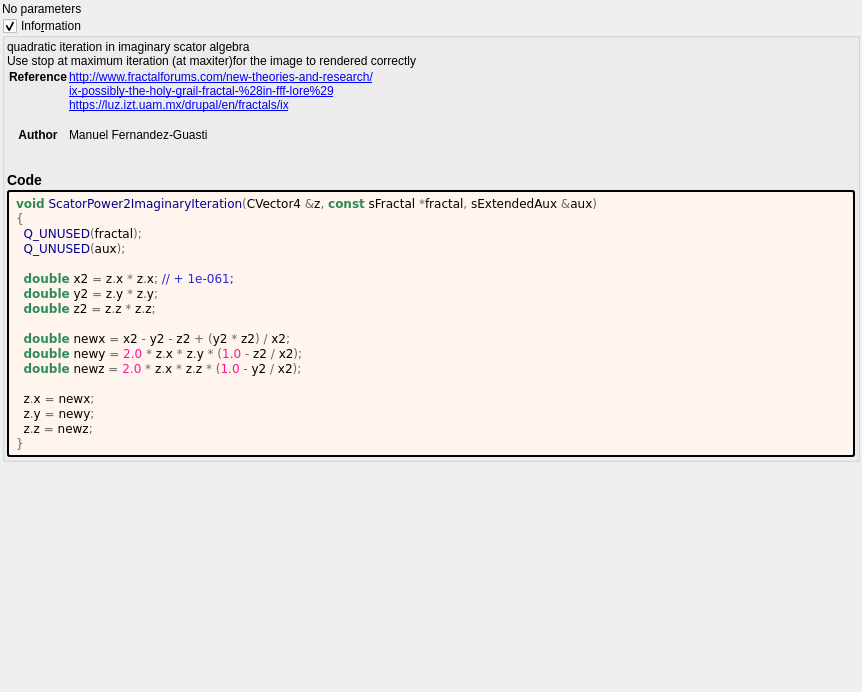
Old version of the form mandelbulber2/formula/ui/scator_power2_imaginary.ui in the repository buddhi1980/mandelbulber2.
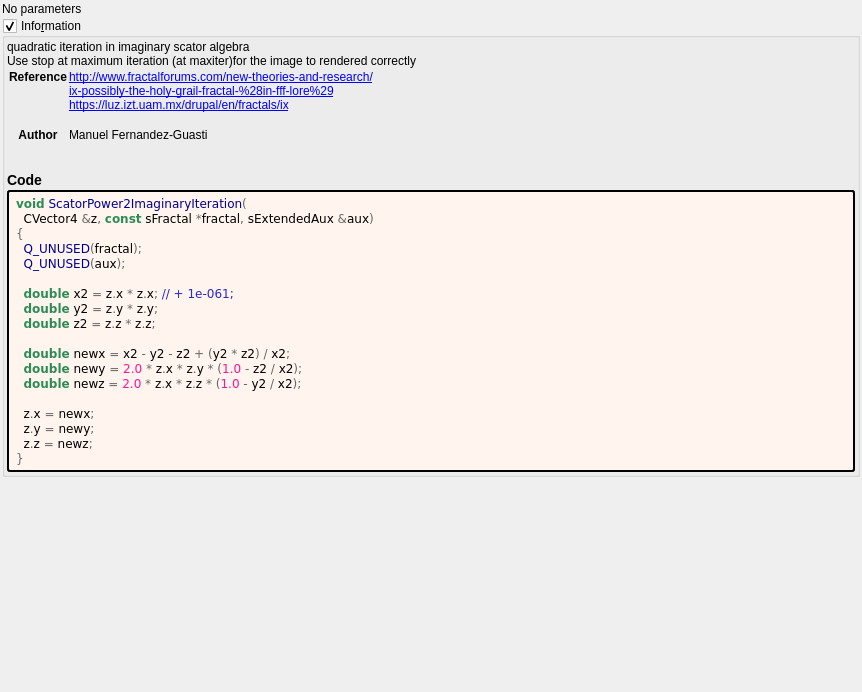
New version of the form. Custom widgets are drawn as their Qt base class.

Patch:
```diff
--- a/mandelbulber2/formula/ui/scator_power2_imaginary.ui
+++ b/mandelbulber2/formula/ui/scator_power2_imaginary.ui
@@ -94,7 +94,8 @@
         </property>
         <property name="text">
          <string notr="true">&lt;body style=&quot;background-color:#fff5ee&quot;&gt;
-&lt;pre style=&quot;color:#000000; background-color:#fff5ee;  font-family:'Courier New',monospace;&quot;&gt;&lt;span style=&quot;color:#2e8b57; font-weight:bold&quot;&gt;void&lt;/span&gt; &lt;span style=&quot;color:#00008f&quot;&gt;ScatorPower2ImaginaryIteration&lt;/span&gt;&lt;span style=&quot;color:#676767&quot;&gt;(&lt;/span&gt;CVector4 &lt;span style=&quot;color:#676767&quot;&gt;&amp;amp;&lt;/span&gt;z&lt;span style=&quot;color:#676767&quot;&gt;,&lt;/span&gt; &lt;span style=&quot;color:#2e8b57; font-weight:bold&quot;&gt;const&lt;/span&gt; sFractal &lt;span style=&quot;color:#676767&quot;&gt;*&lt;/span&gt;fractal&lt;span style=&quot;color:#676767&quot;&gt;,&lt;/span&gt; sExtendedAux &lt;span style=&quot;color:#676767&quot;&gt;&amp;amp;&lt;/span&gt;aux&lt;span style=&quot;color:#676767&quot;&gt;)&lt;/span&gt;
+&lt;pre style=&quot;color:#000000; background-color:#fff5ee;  font-family:'Courier New',monospace;&quot;&gt;&lt;span style=&quot;color:#2e8b57; font-weight:bold&quot;&gt;void&lt;/span&gt; &lt;span style=&quot;color:#00008f&quot;&gt;ScatorPower2ImaginaryIteration&lt;/span&gt;&lt;span style=&quot;color:#676767&quot;&gt;(&lt;/span&gt;
+  CVector4 &lt;span style=&quot;color:#676767&quot;&gt;&amp;amp;&lt;/span&gt;z&lt;span style=&quot;color:#676767&quot;&gt;,&lt;/span&gt; &lt;span style=&quot;color:#2e8b57; font-weight:bold&quot;&gt;const&lt;/span&gt; sFractal &lt;span style=&quot;color:#676767&quot;&gt;*&lt;/span&gt;fractal&lt;span style=&quot;color:#676767&quot;&gt;,&lt;/span&gt; sExtendedAux &lt;span style=&quot;color:#676767&quot;&gt;&amp;amp;&lt;/span&gt;aux&lt;span style=&quot;color:#676767&quot;&gt;)&lt;/span&gt;
 &lt;span style=&quot;color:#676767&quot;&gt;{&lt;/span&gt;
   &lt;span style=&quot;color:#00008f&quot;&gt;Q_UNUSED&lt;/span&gt;&lt;span style=&quot;color:#676767&quot;&gt;(&lt;/span&gt;fractal&lt;span style=&quot;color:#676767&quot;&gt;);&lt;/span&gt;
   &lt;span style=&quot;color:#00008f&quot;&gt;Q_UNUSED&lt;/span&gt;&lt;span style=&quot;color:#676767&quot;&gt;(&lt;/span&gt;aux&lt;span style=&quot;color:#676767&quot;&gt;);&lt;/span&gt;
```
